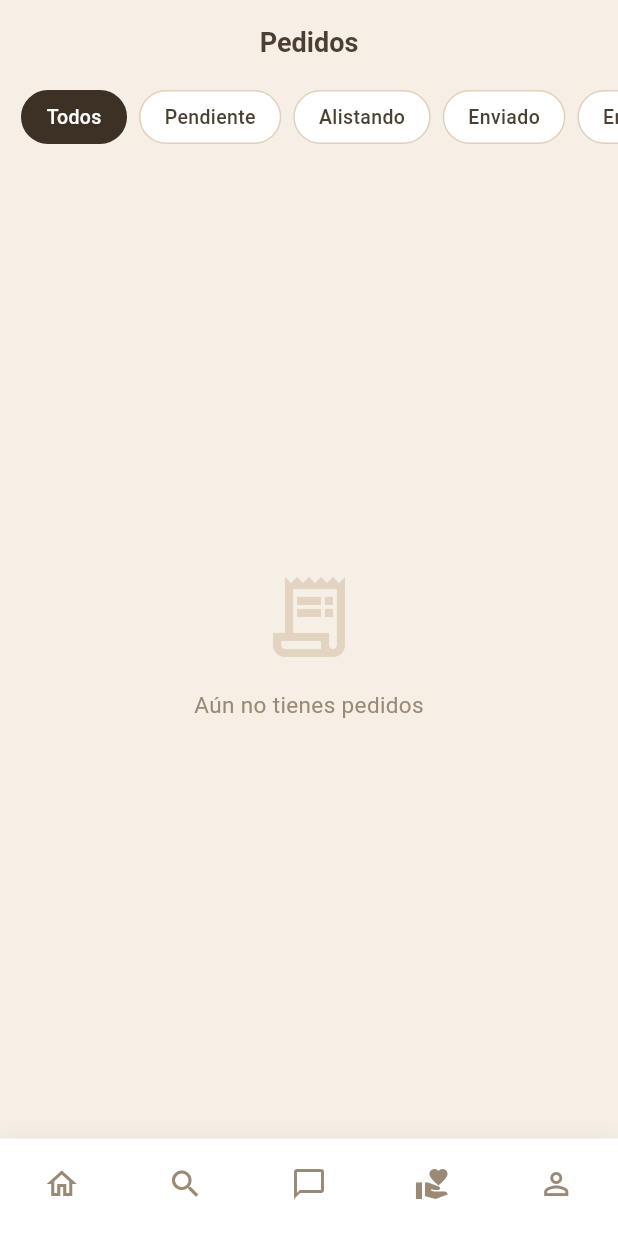
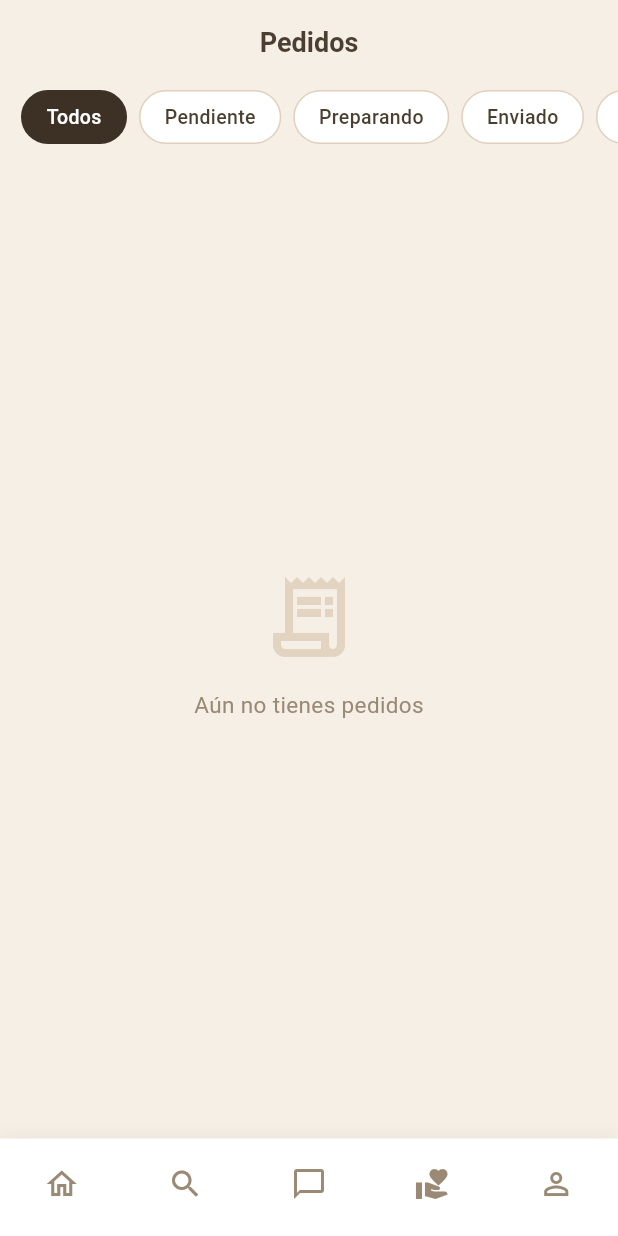
Before and after one commit to ma-sarmiento/WearEver, a Flutter app: the OrdersScreen screen opened by its route, on a phone screen of 412 x 824 dp. Run offline on Flutter 3.47's test engine with Material 3 defaults, Android fonts, the phone set to English and light mode, and no system bars; our stand-ins replace cloud_firestore, firebase_auth, firebase_core, firebase_storage, geocoding, geolocator and 3 more; accounts and stored records are empty; Roboto replaces fonts that are missing (Georgia).

Commit message:
fix: unificar estado Alistando a Preparando en flujo de pedidos

```diff
--- a/lib/screens/order_tracking_screen.dart
+++ b/lib/screens/order_tracking_screen.dart
@@ -15,7 +15,7 @@ class _OrderTrackingScreenState extends State<OrderTrackingScreen> {
   bool _loading = true;
 
   // Mapeo de estado a paso
-  static const _statusSteps = ['Pendiente', 'Alistando', 'Enviado', 'Entregado'];
+  static const _statusSteps = ['Pendiente', 'Preparando', 'Enviado', 'Entregado'];
 
   int get _currentStep {
     final estado = _order?['estado'] as String? ?? 'Pendiente';
@@ -300,7 +300,7 @@ class _OrderTrackingScreenState extends State<OrderTrackingScreen> {
   }
 
   Widget _buildProgressBar(String estado) {
-    final steps = ['Confirmado', 'Alistando', 'Enviado', 'Entregado'];
+    final steps = ['Confirmado', 'Preparando', 'Enviado', 'Entregado'];
     return Row(
       children: steps.asMap().entries.map((e) {
         final i = e.key;
@@ -344,7 +344,7 @@ class _OrderTrackingScreenState extends State<OrderTrackingScreen> {
   String _statusDescription(String estado) {
     switch (estado) {
       case 'Pendiente': return 'Pedido recibido, esperando confirmación';
-      case 'Alistando': return 'El vendedor está alistando tu pedido';
+      case 'Preparando': return 'El vendedor está preparando tu pedido';
       case 'Enviado': return 'Tu pedido está en camino';
       case 'Entregado': return '¡Tu pedido fue entregado!';
 
--- a/lib/screens/orders_screen.dart
+++ b/lib/screens/orders_screen.dart
@@ -16,14 +16,14 @@ class _OrdersScreenState extends State<OrdersScreen> {
   final List<String> _filters = [
     'Todos',
     'Pendiente',
-    'Alistando',
+    'Preparando',
     'Enviado',
     'Entregado',
   ];
 
   Color _statusColor(String estado) {
     switch (estado) {
-      case 'Alistando':
+      case 'Preparando':
         return const Color(0xFFE8A000);
       case 'Enviado':
         return const Color(0xFF4CAF50);
```
